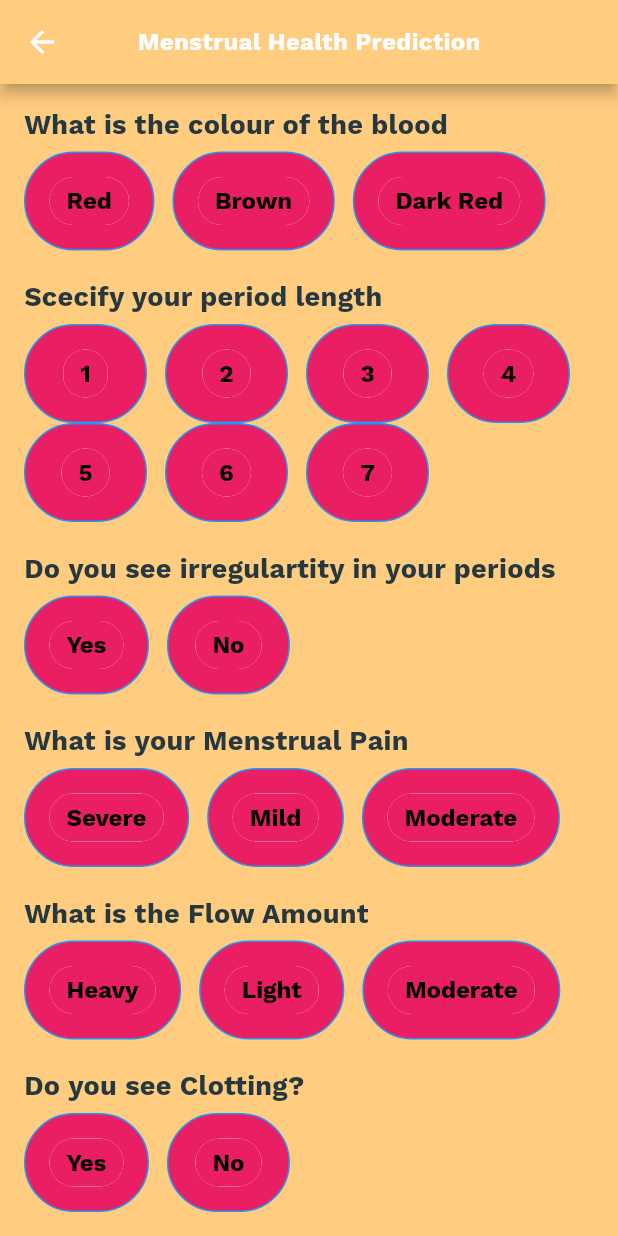
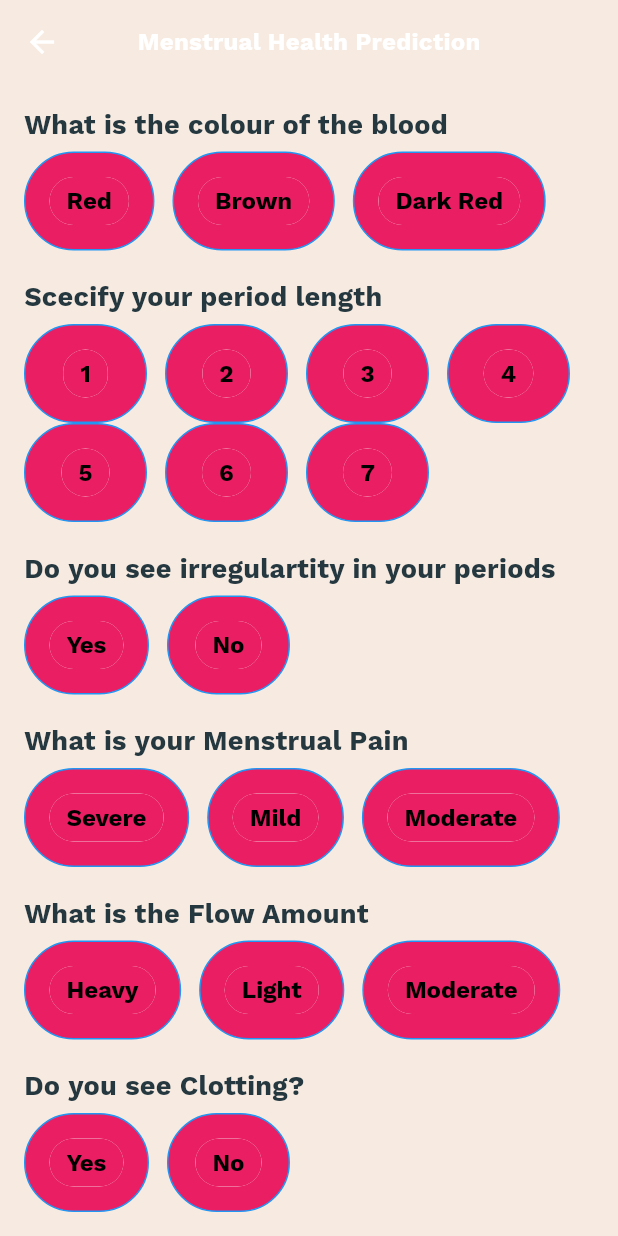
Before and after one commit to Chaitanyaputhran/Bloombright, a Flutter app: the MenstrualHealthPredictionScreen screen opened directly, on a phone screen of 412 x 824 dp. Run offline on Flutter 3.47's test engine with Material 2 defaults, Android fonts, the light colour scheme and no system bars; our stand-ins replace cloud_firestore, datetime_picker_formfield_new, firebase_auth, firebase_core, flutter_rating_bar, flutter_screenutil and 3 more; accounts and stored records are empty.

Commit message:
readme update

```diff
--- a/lib/fitness_app/MAchinefitness.dart
+++ b/lib/fitness_app/MAchinefitness.dart
@@ -141,8 +141,9 @@ class _MenstrualHealthPredictionScreenState
   Widget build(BuildContext context) {
     return Scaffold(
       appBar: AppBar(
-        title: Text('Menstrual Health Prediction'),
-        backgroundColor: Colors.orange[200], // Set the app bar color to peach
+        backgroundColor: Color(0xffF7EBE1),
+        elevation: 0.0,
+        title: Text('Menstrual Health Prediction'), // Set the app bar color to peach
         leading: IconButton(
           icon: Icon(Icons.arrow_back),
           onPressed: () {
@@ -150,8 +151,9 @@ class _MenstrualHealthPredictionScreenState
           },
         ),
       ),
+      backgroundColor: Color(0xffF7EBE1),
       body: Container(
-        color: Colors.orange[200],
+        color: Color(0xffF7EBE1),
         child: Center(
           child: SingleChildScrollView(
             child: Padding(
--- a/lib/hotel_booking/blood.dart
+++ b/lib/hotel_booking/blood.dart
@@ -22,13 +22,13 @@ class BloodT extends StatelessWidget {
     return MaterialApp(
       home: Scaffold(
         appBar: AppBar(
+          backgroundColor: Color(0xffF7EBE1),
           title: Center(
             child: Text('Blood Types',
             style: TextStyle(
               color: Colors.black,
             ),),
           ),
-            backgroundColor: Color(0xffF7EBE1),
           elevation: 0.0,
         ),
         backgroundColor: Color(0xffF7EBE1),
```
Also changed, not shown: 1 other file.
